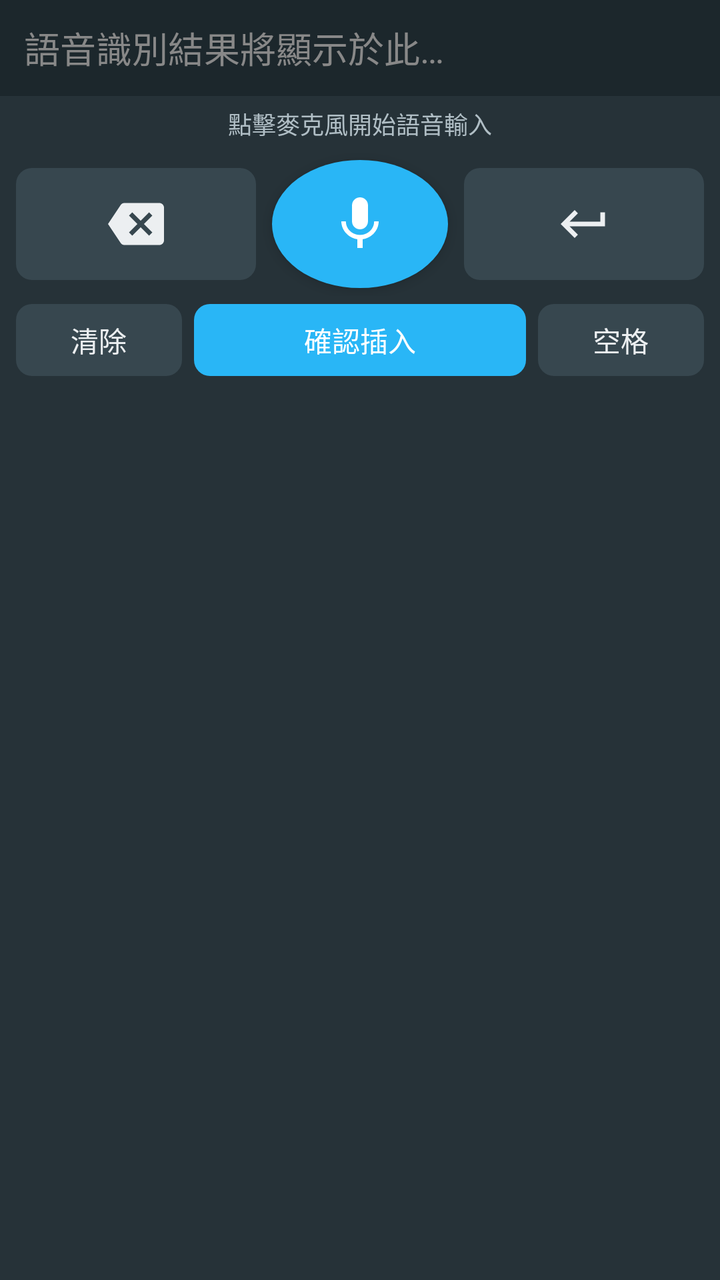
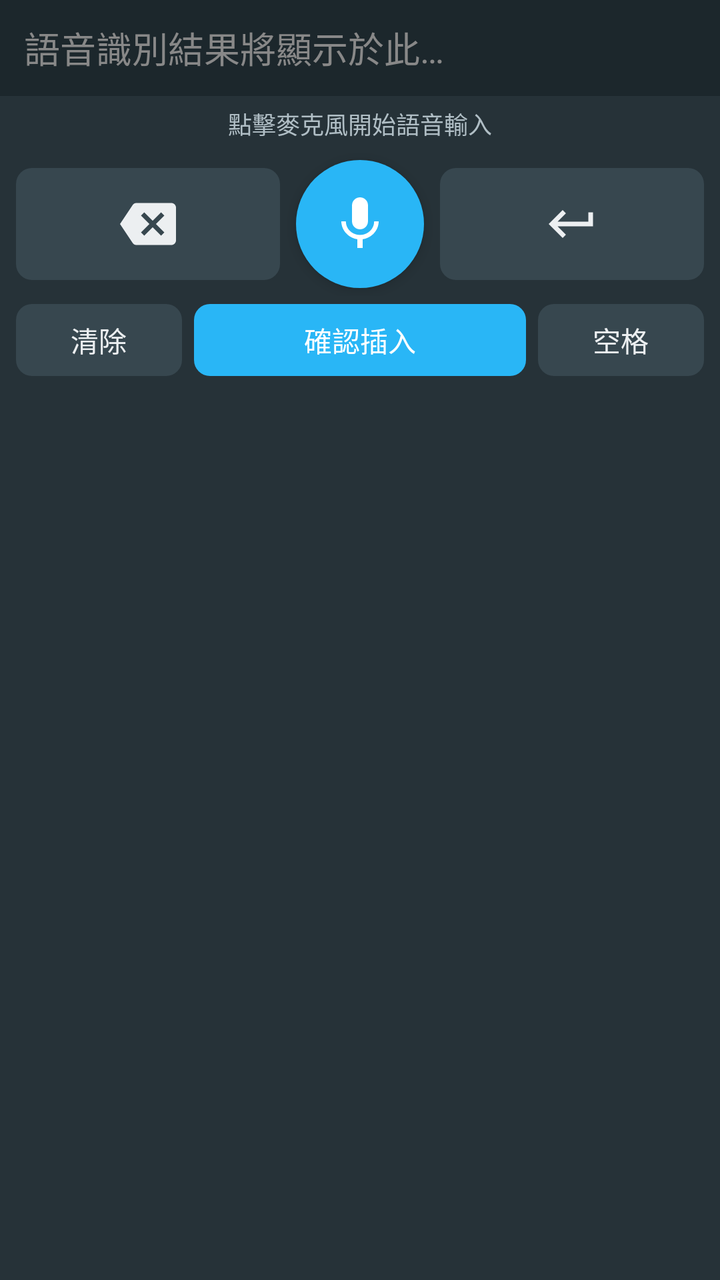

Two renders of the same Android screen: before a commit and after it. Below are the layout's source before the change and the commit's diff.
<!-- AndroidManifest.xml: application theme Theme.VoiceAssistant -->
<!-- res/layout/ime_keyboard.xml -->
<?xml version="1.0" encoding="utf-8"?>
<LinearLayout xmlns:android="http://schemas.android.com/apk/res/android"
    android:layout_width="match_parent"
    android:layout_height="wrap_content"
    android:orientation="vertical"
    android:background="@color/ime_bg"
    android:paddingBottom="8dp">

    
    <HorizontalScrollView
        android:layout_width="match_parent"
        android:layout_height="48dp"
        android:background="@color/ime_preview_bg">
        <TextView
            android:id="@+id/tv_transcription"
            android:layout_width="wrap_content"
            android:layout_height="match_parent"
            android:gravity="center_vertical"
            android:paddingStart="12dp"
            android:paddingEnd="12dp"
            android:textSize="18sp"
            android:textColor="@color/ime_preview_text"
            android:hint="語音識別結果將顯示於此…"
            android:textColorHint="#888888"
            android:singleLine="true" />
    </HorizontalScrollView>

    
    <ProgressBar
        android:id="@+id/progress_bar"
        style="@android:style/Widget.ProgressBar.Horizontal"
        android:layout_width="match_parent"
        android:layout_height="4dp"
        android:max="100"
        android:visibility="gone"
        android:progressTint="@color/ime_accent" />

    
    <TextView
        android:id="@+id/tv_status"
        android:layout_width="match_parent"
        android:layout_height="28dp"
        android:gravity="center"
        android:textSize="12sp"
        android:textColor="@color/ime_status_text"
        android:text="點擊麥克風開始語音輸入" />

    
    <LinearLayout
        android:layout_width="match_parent"
        android:layout_height="72dp"
        android:orientation="horizontal"
        android:gravity="center_vertical"
        android:paddingStart="8dp"
        android:paddingEnd="8dp">

        <ImageButton
            android:id="@+id/btn_backspace"
            android:layout_width="0dp"
            android:layout_height="56dp"
            android:layout_weight="1"
            android:src="@drawable/ic_backspace"
            android:background="@drawable/key_bg"
            android:contentDescription="退格"
            android:scaleType="center" />

        <Space android:layout_width="8dp" android:layout_height="0dp" />

        <ImageButton
            android:id="@+id/btn_mic"
            android:layout_width="88dp"
            android:layout_height="64dp"
            android:src="@drawable/ic_mic"
            android:background="@drawable/mic_bg"
            android:contentDescription="語音輸入"
            android:scaleType="center"
            android:elevation="4dp" />

        <Space android:layout_width="8dp" android:layout_height="0dp" />

        <ImageButton
            android:id="@+id/btn_enter"
            android:layout_width="0dp"
            android:layout_height="56dp"
            android:layout_weight="1"
            android:src="@drawable/ic_enter"
            android:background="@drawable/key_bg"
            android:contentDescription="確認/換行"
            android:scaleType="center" />
    </LinearLayout>

    
    <LinearLayout
        android:layout_width="match_parent"
        android:layout_height="44dp"
        android:orientation="horizontal"
        android:paddingStart="8dp"
        android:paddingEnd="8dp"
        android:gravity="center_vertical">

        <TextView
            android:id="@+id/btn_clear"
            android:layout_width="0dp"
            android:layout_height="36dp"
            android:layout_weight="1"
            android:gravity="center"
            android:text="清除"
            android:textSize="14sp"
            android:textColor="@color/ime_key_text"
            android:background="@drawable/key_bg" />

        <Space android:layout_width="6dp" android:layout_height="0dp" />

        <TextView
            android:id="@+id/btn_commit"
            android:layout_width="0dp"
            android:layout_height="36dp"
            android:layout_weight="2"
            android:gravity="center"
            android:text="確認插入"
            android:textSize="14sp"
            android:textColor="@color/ime_accent_text"
            android:background="@drawable/commit_bg" />

        <Space android:layout_width="6dp" android:layout_height="0dp" />

        <TextView
            android:id="@+id/btn_space"
            android:layout_width="0dp"
            android:layout_height="36dp"
            android:layout_weight="1"
            android:gravity="center"
            android:text="空格"
            android:textSize="14sp"
            android:textColor="@color/ime_key_text"
            android:background="@drawable/key_bg" />
    </LinearLayout>

</LinearLayout>
<!-- resources referenced by this layout -->
<resources>
  <color name="ime_accent">#29B6F6</color>
  <color name="ime_accent_text">#FFFFFF</color>
  <color name="ime_bg">#263238</color>
  <color name="ime_key_text">#ECEFF1</color>
  <color name="ime_preview_bg">#1C272C</color>
  <color name="ime_preview_text">#FFFFFF</color>
  <color name="ime_status_text">#B0BEC5</color>
  <!-- drawable commit_bg (drawable) -->
  <?xml version="1.0" encoding="utf-8"?>
  <shape xmlns:android="http://schemas.android.com/apk/res/android"
      android:shape="rectangle">
      <solid android:color="@color/ime_accent" />
      <corners android:radius="8dp" />
  </shape>
  <!-- drawable ic_backspace (drawable) -->
  <?xml version="1.0" encoding="utf-8"?>
  <vector xmlns:android="http://schemas.android.com/apk/res/android"
      android:width="28dp"
      android:height="28dp"
      android:viewportWidth="24"
      android:viewportHeight="24">
      <path
          android:fillColor="@color/ime_key_icon"
          android:pathData="M22,3H7c-0.69,0 -1.23,0.35 -1.59,0.88L0,12l5.41,8.11C5.77,20.64 6.31,21 7,21h15c1.1,0 2,-0.9 2,-2V5c0,-1.1 -0.9,-2 -2,-2zM19,15.59L17.59,17 14,13.41 10.41,17 9,15.59 12.59,12 9,8.41 10.41,7 14,10.59 17.59,7 19,8.41 15.41,12 19,15.59z"/>
  </vector>
  <!-- drawable ic_enter (drawable) -->
  <?xml version="1.0" encoding="utf-8"?>
  <vector xmlns:android="http://schemas.android.com/apk/res/android"
      android:width="28dp"
      android:height="28dp"
      android:viewportWidth="24"
      android:viewportHeight="24">
      <path
          android:fillColor="@color/ime_key_icon"
          android:pathData="M19,7v4H5.83l3.58,-3.59L8,6l-6,6 6,6 1.41,-1.41L5.83,13H21V7z"/>
  </vector>
  <!-- drawable ic_mic (drawable) -->
  <?xml version="1.0" encoding="utf-8"?>
  <vector xmlns:android="http://schemas.android.com/apk/res/android"
      android:width="32dp"
      android:height="32dp"
      android:viewportWidth="24"
      android:viewportHeight="24">
      <path
          android:fillColor="#FFFFFF"
          android:pathData="M12,14c1.66,0 2.99,-1.34 2.99,-3L15,5c0,-1.66 -1.34,-3 -3,-3S9,3.34 9,5v6c0,1.66 1.34,3 3,3z"/>
      <path
          android:fillColor="#FFFFFF"
          android:pathData="M17.3,11c0,3 -2.54,5.1 -5.3,5.1S6.7,14 6.7,11H5c0,3.41 2.72,6.23 6,6.72V21h2v-3.28c3.28,-0.48 6,-3.3 6,-6.72h-1.7z"/>
  </vector>
  <!-- drawable key_bg (drawable) -->
  <?xml version="1.0" encoding="utf-8"?>
  <shape xmlns:android="http://schemas.android.com/apk/res/android"
      android:shape="rectangle">
      <solid android:color="@color/ime_key_bg" />
      <corners android:radius="8dp" />
  </shape>
  <!-- drawable mic_bg (drawable) -->
  <?xml version="1.0" encoding="utf-8"?>
  <shape xmlns:android="http://schemas.android.com/apk/res/android"
      android:shape="oval">
      <solid android:color="@color/ime_accent" />
  </shape>
  <style name="Theme.VoiceAssistant" parent="Theme.MaterialComponents.DayNight.NoActionBar">
          <item name="colorPrimary">@color/ime_accent</item>
          <item name="colorPrimaryDark">#0288D1</item>
          <item name="colorAccent">@color/ime_accent</item>
      </style>
  <color name="ime_key_icon">#ECEFF1</color>
  <color name="ime_key_bg">#37474F</color>
</resources>

<!-- the commit's change to res/layout/ime_keyboard.xml (unified diff, before → after) -->
@@ -68,12 +68,13 @@
 
         <ImageButton
             android:id="@+id/btn_mic"
-            android:layout_width="88dp"
+            android:layout_width="64dp"
             android:layout_height="64dp"
             android:src="@drawable/ic_mic"
             android:background="@drawable/mic_bg"
             android:contentDescription="語音輸入"
-            android:scaleType="center"
+            android:scaleType="centerInside"
+            android:padding="14dp"
             android:elevation="4dp" />
 
         <Space android:layout_width="8dp" android:layout_height="0dp" />
